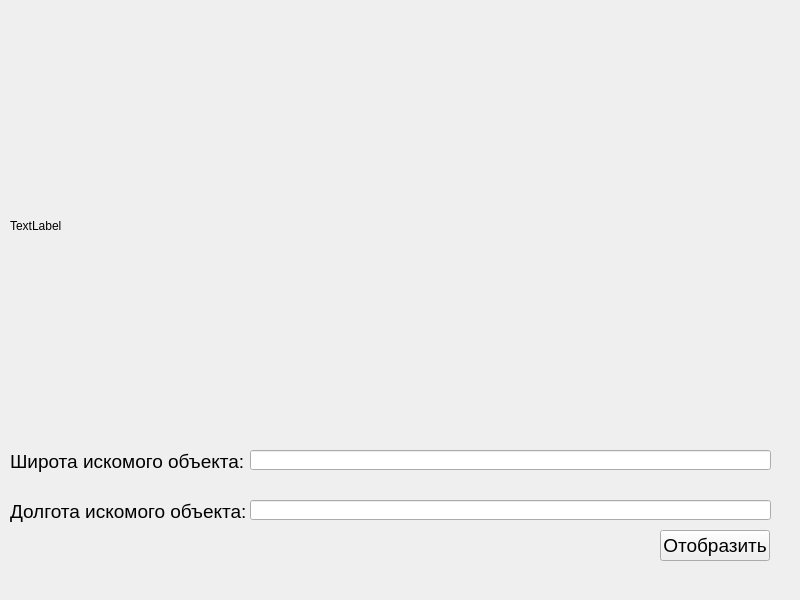
Qt form app_des.ui (genshinimpakter/-Yandex_maps_project) before a commit.
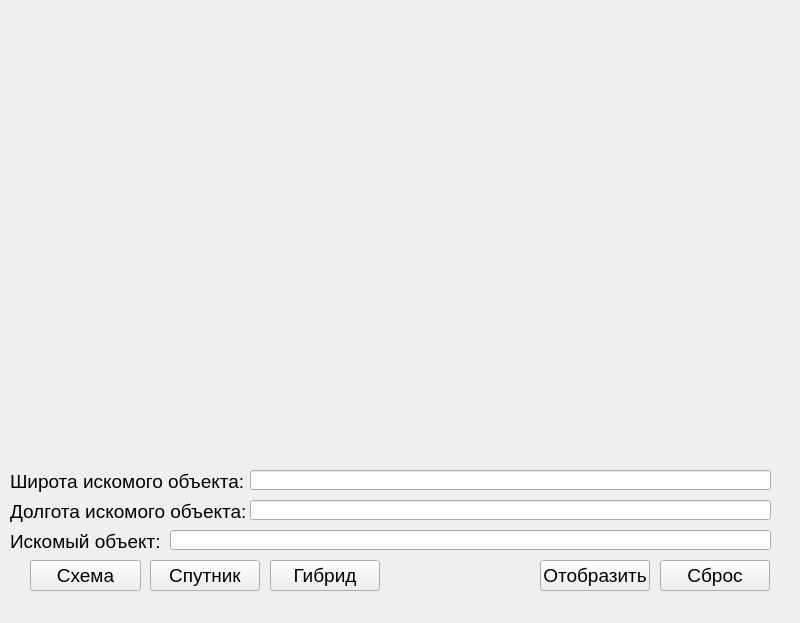
The same form after that commit.

Commit message: Выполнены 4, 5, 7 задачи. Код лежит в отдельном файле.

What changed in the file:
```diff
--- a/app_des.ui
+++ b/app_des.ui
@@ -7,7 +7,7 @@
     <x>0</x>
     <y>0</y>
     <width>800</width>
-    <height>600</height>
+    <height>623</height>
    </rect>
   </property>
   <property name="windowTitle">
@@ -17,21 +17,21 @@
    <widget class="QLabel" name="map">
     <property name="geometry">
      <rect>
-      <x>10</x>
+      <x>80</x>
       <y>10</y>
-      <width>761</width>
-      <height>431</height>
+      <width>650</width>
+      <height>450</height>
      </rect>
     </property>
     <property name="text">
-     <string>TextLabel</string>
+     <string/>
     </property>
    </widget>
    <widget class="QLabel" name="label">
     <property name="geometry">
      <rect>
       <x>10</x>
-      <y>450</y>
+      <y>470</y>
       <width>236</width>
       <height>23</height>
      </rect>
@@ -67,7 +67,7 @@
     <property name="geometry">
      <rect>
       <x>250</x>
-      <y>450</y>
+      <y>470</y>
       <width>521</width>
       <height>20</height>
      </rect>
@@ -86,8 +86,8 @@
    <widget class="QPushButton" name="show_map">
     <property name="geometry">
      <rect>
-      <x>660</x>
-      <y>530</y>
+      <x>540</x>
+      <y>560</y>
       <width>110</width>
       <height>31</height>
      </rect>
@@ -101,6 +101,106 @@
      <string>Отобразить</string>
     </property>
    </widget>
+   <widget class="QPushButton" name="map_mode">
+    <property name="geometry">
+     <rect>
+      <x>30</x>
+      <y>560</y>
+      <width>111</width>
+      <height>31</height>
+     </rect>
+    </property>
+    <property name="font">
+     <font>
+      <pointsize>14</pointsize>
+     </font>
+    </property>
+    <property name="text">
+     <string>Схема</string>
+    </property>
+   </widget>
+   <widget class="QPushButton" name="sat_mode">
+    <property name="geometry">
+     <rect>
+      <x>150</x>
+      <y>560</y>
+      <width>110</width>
+      <height>31</height>
+     </rect>
+    </property>
+    <property name="font">
+     <font>
+      <pointsize>14</pointsize>
+     </font>
+    </property>
+    <property name="text">
+     <string>Спутник</string>
+    </property>
+   </widget>
+   <widget class="QPushButton" name="skl_mode">
+    <property name="geometry">
+     <rect>
+      <x>270</x>
+      <y>560</y>
+      <width>110</width>
+      <height>31</height>
+     </rect>
+    </property>
+    <property name="font">
+     <font>
+      <pointsize>14</pointsize>
+     </font>
+    </property>
+    <property name="text">
+     <string>Гибрид</string>
+    </property>
+   </widget>
+   <widget class="QLabel" name="label_3">
+    <property name="geometry">
+     <rect>
+      <x>10</x>
+      <y>530</y>
+      <width>236</width>
+      <height>23</height>
+     </rect>
+    </property>
+    <property name="font">
+     <font>
+      <pointsize>14</pointsize>
+     </font>
+    </property>
+    <property name="text">
+     <string>Искомый объект:</string>
+    </property>
+   </widget>
+   <widget class="QLineEdit" name="object_address">
+    <property name="geometry">
+     <rect>
+      <x>170</x>
+      <y>530</y>
+      <width>601</width>
+      <height>20</height>
+     </rect>
+    </property>
+   </widget>
+   <widget class="QPushButton" name="map_delete">
+    <property name="geometry">
+     <rect>
+      <x>660</x>
+      <y>560</y>
+      <width>110</width>
+      <height>31</height>
+     </rect>
+    </property>
+    <property name="font">
+     <font>
+      <pointsize>14</pointsize>
+     </font>
+    </property>
+    <property name="text">
+     <string>Сброс</string>
+    </property>
+   </widget>
   </widget>
   <widget class="QMenuBar" name="menubar">
    <property name="geometry">
```
The commit also changes 1 other file.
